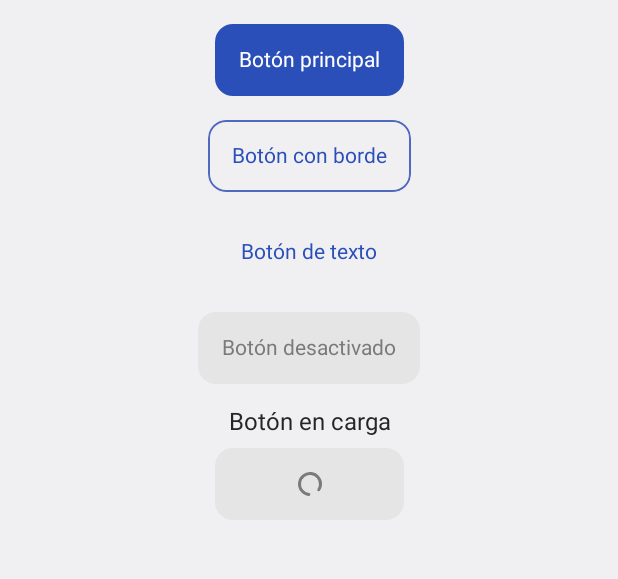
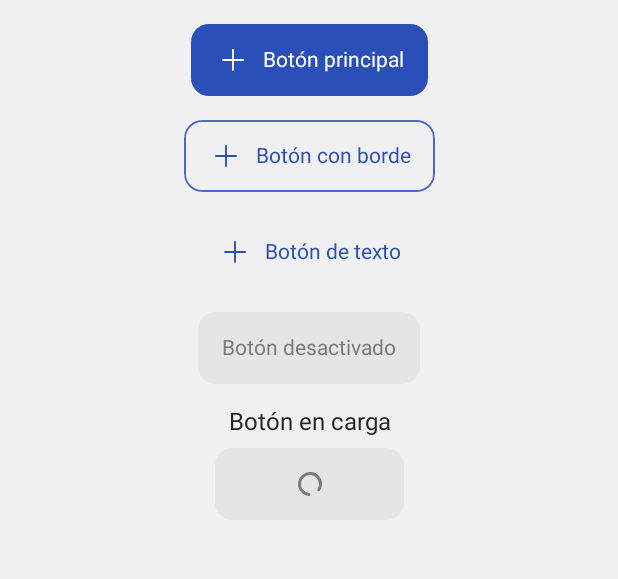
Before and after one commit to dylangrijalva/mipyme-android, an Android app built with Jetpack Compose: the screen it shows after launch (MainActivity), on a phone screen of 412 x 824 dp, the part 390-969 px from its top. Run offline under Robolectric (Android 15) with nearby library versions, the phone set to English and light mode, and no system bars.

Commit message:
feat(ui): use add icon in button previews
Use the vendored Fluent add icon in MoshiButton previews and PlaceholderScreen button variants.

Keep the drawable in core:ui so both modules reference the same resource.

```diff
--- a/app/src/main/java/co/mipyme/PlaceholderScreen.kt
+++ b/app/src/main/java/co/mipyme/PlaceholderScreen.kt
@@ -7,8 +7,10 @@ import androidx.compose.foundation.layout.Column
 import androidx.compose.foundation.layout.fillMaxSize
 import androidx.compose.foundation.layout.padding
 import androidx.compose.foundation.layout.safeDrawingPadding
+import androidx.compose.foundation.layout.size
 import androidx.compose.foundation.rememberScrollState
 import androidx.compose.foundation.verticalScroll
+import androidx.compose.material3.Icon
 import androidx.compose.runtime.Composable
 import androidx.compose.runtime.LaunchedEffect
 import androidx.compose.runtime.getValue
@@ -17,11 +19,13 @@ import androidx.compose.runtime.remember
 import androidx.compose.runtime.setValue
 import androidx.compose.ui.Alignment
 import androidx.compose.ui.Modifier
+import androidx.compose.ui.res.painterResource
 import androidx.compose.ui.res.stringResource
 import androidx.compose.ui.text.style.TextAlign
 import androidx.compose.ui.tooling.preview.Preview
 import co.mipyme.ui.Moshi
 import co.mipyme.ui.MoshiTheme
+import co.mipyme.ui.R as UiR
 import co.mipyme.ui.component.MoshiButton
 import co.mipyme.ui.component.MoshiButtonVariant
 import co.mipyme.ui.component.MoshiText
@@ -87,9 +91,19 @@ private fun PlaceholderButton(variant: MoshiButtonVariant, label: String) {
         onClick = { isLoading = true },
         variant = variant,
         isLoading = isLoading,
+        leadingContent = { PlaceholderAddIcon() },
     ) {
         MoshiText(label)
     }
+}
+
+@Composable
+private fun PlaceholderAddIcon() {
+    Icon(
+        painter = painterResource(UiR.drawable.ic_fluent_add_24_regular),
+        contentDescription = null,
+        modifier = Modifier.size(Moshi.spacing.space5),
+    )
 }
 
 @Preview(name = "Light", uiMode = Configuration.UI_MODE_NIGHT_NO)
--- /dev/null
+++ b/core/ui/src/main/res/drawable/ic_fluent_add_24_regular.xml
@@ -0,0 +1,3 @@
+<vector xmlns:android="http://schemas.android.com/apk/res/android" android:width="24dp" android:height="24dp" android:viewportWidth="24" android:viewportHeight="24">
+    <path android:pathData="M12 3.25c0.414 0 0.75 0.336 0.75 0.75v7.25H20c0.414 0 0.75 0.336 0.75 0.75s-0.336 0.75-0.75 0.75h-7.25V20c0 0.414-0.336 0.75-0.75 0.75s-0.75-0.336-0.75-0.75v-7.25H4c-0.414 0-0.75-0.336-0.75-0.75S3.586 11.25 4 11.25h7.25V4c0-0.414 0.336-0.75 0.75-0.75z" android:fillColor="@color/fluent_default_icon_tint"/>
+</vector>
```
Also changed, not shown: core/ui/src/main/kotlin/co/mipyme/ui/component/MoshiButton.kt (+5 -5 lines), core/ui/src/main/res/color/fluent_default_icon_tint.xml (added, +10 -0 lines).
